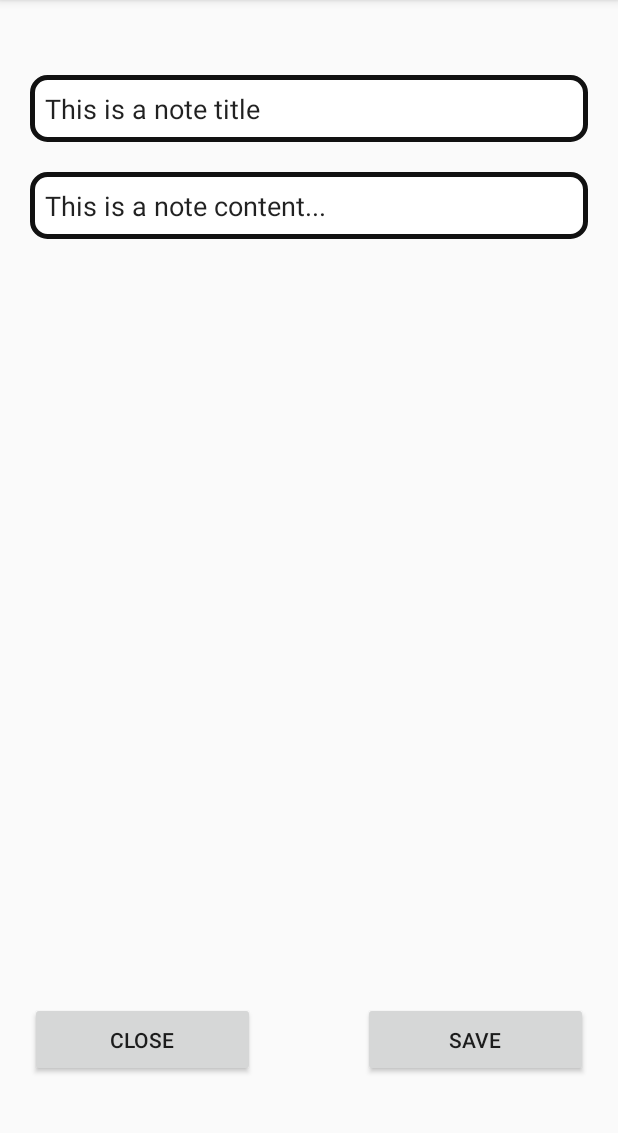
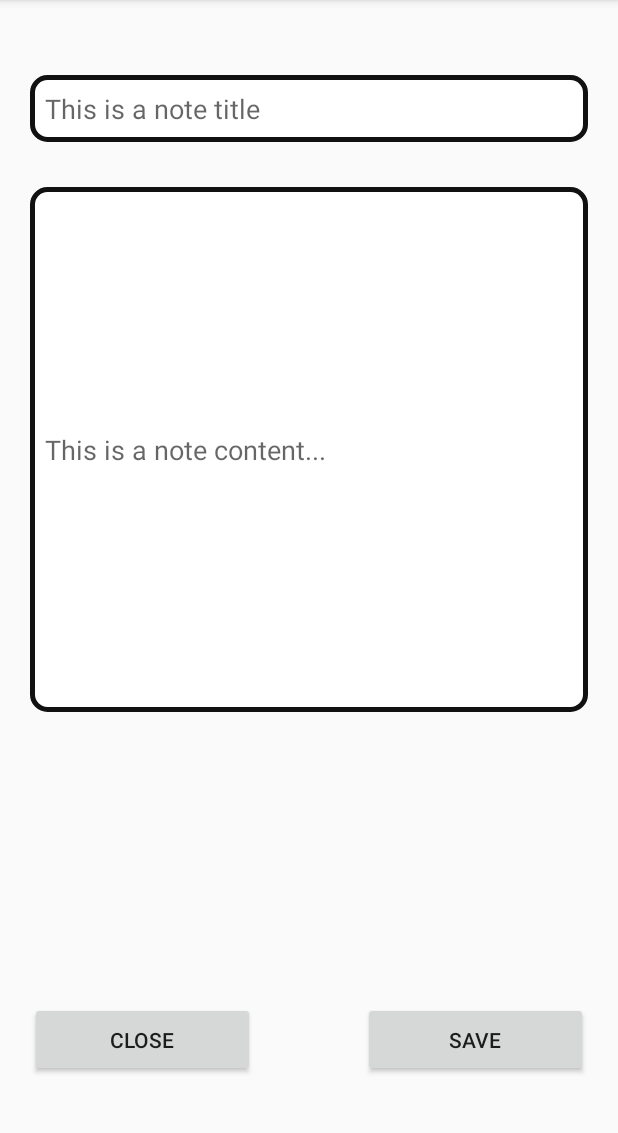
Before and after one commit to ntadicrn4419/StudentHelperRaf, an Android app built with Jetpack Compose: the fragment NoteListFragment placed in its activity, after a tap on an icon or button, on a phone screen of 412 x 824 dp, the part 84-1217 px from its top. Run offline under Robolectric (Android 15) with nearby library versions, the phone set to English and light mode, and no system bars; our stand-ins replace Room's generated code, Timber; 13 statements that could not run were skipped.

Commit message:
changed impl of NoteViewHolder (callback funs)

```diff
--- a/app/src/main/java/rs/raf/projekat2/studenthelperraf/application/StudentHelperApp.kt
+++ b/app/src/main/java/rs/raf/projekat2/studenthelperraf/application/StudentHelperApp.kt
@@ -8,7 +8,7 @@ import org.koin.androidx.fragment.koin.fragmentFactory
 import org.koin.core.context.startKoin
 import org.koin.core.logger.Level
 import rs.raf.projekat2.studenthelperraf.modules.coreModule
-import rs.raf.projekat2.studenthelperraf.modules.termModule
+import rs.raf.projekat2.studenthelperraf.modules.termsNotesModule
 import timber.log.Timber
 
 class StudentHelperApp : Application() {
@@ -29,7 +29,7 @@ class StudentHelperApp : Application() {
     private fun initKoin() {
         val modules = listOf(
             coreModule,
-            termModule
+            termsNotesModule
         )
         startKoin {
             androidLogger(Level.ERROR)
--- a/app/src/main/java/rs/raf/projekat2/studenthelperraf/modules/term_module.kt
+++ b/app/src/main/java/rs/raf/projekat2/studenthelperraf/modules/terms_notes_module.kt
@@ -10,7 +10,7 @@ import rs.raf.projekat2.studenthelperraf.data.repositories.TermRepository
 import rs.raf.projekat2.studenthelperraf.data.repositories.TermRepositoryImplementation
 import rs.raf.projekat2.studenthelperraf.presentation.viewmodel.MainViewModel
 
-val termModule = module {
+val termsNotesModule = module {
 
     viewModel { MainViewModel(termRepository = get(), noteRepository = get()) }
 
--- a/app/src/main/java/rs/raf/projekat2/studenthelperraf/presentation/contract/MainContract.kt
+++ b/app/src/main/java/rs/raf/projekat2/studenthelperraf/presentation/contract/MainContract.kt
@@ -18,11 +18,12 @@ interface MainContract {
         fun fetchAllTerms()
         fun getAllTerms()
         fun addTerm(term: Term)
-        fun getTermsBySubject(subject: String)
-        fun getTermsByGroup(group: String)
-        fun getTermsByDay(day: String)
-        fun getTermsByTeacher(teacher: String)
         fun getTermsByAllFilters(filter: MyFilter)
+
+//        fun getTermsBySubject(subject: String)
+//        fun getTermsByGroup(group: String)
+//        fun getTermsByDay(day: String)
+//        fun getTermsByTeacher(teacher: String)
 
         fun getAllNotes()
         fun getNoteById(id: Int)
--- a/app/src/main/java/rs/raf/projekat2/studenthelperraf/presentation/view/recycler/adapter/NoteAdapter.kt
+++ b/app/src/main/java/rs/raf/projekat2/studenthelperraf/presentation/view/recycler/adapter/NoteAdapter.kt
@@ -5,16 +5,18 @@ import android.view.ViewGroup
 import androidx.recyclerview.widget.ListAdapter
 import rs.raf.projekat2.studenthelperraf.data.models.Note
 import rs.raf.projekat2.studenthelperraf.databinding.LayoutItemNoteBinding
-import rs.raf.projekat2.studenthelperraf.presentation.contract.MainContract
-import rs.raf.projekat2.studenthelperraf.presentation.view.activities.MainActivity
 import rs.raf.projekat2.studenthelperraf.presentation.view.recycler.diff.NoteDiffCallback
 import rs.raf.projekat2.studenthelperraf.presentation.view.recycler.viewholder.NoteViewHolder
 
-class NoteAdapter(private val mainViewModel: MainContract.ViewModel, private val activity: MainActivity) : ListAdapter<Note, NoteViewHolder>(NoteDiffCallback())  {
+class NoteAdapter(
+    private val funDeleteListener: (noteId: Int) -> Unit,
+    private val funEditListener: (noteId: Int, noteTitle: String, noteContent: String, noteArchived: Boolean) -> Unit,
+    private val funArchiveListener: (noteId: Int, noteTitle: String, noteContent: String, noteArchived: Boolean) -> Unit
+) : ListAdapter<Note, NoteViewHolder>(NoteDiffCallback())  {
 
     override fun onCreateViewHolder(parent: ViewGroup, viewType: Int): NoteViewHolder {
         val itemBinding = LayoutItemNoteBinding.inflate(LayoutInflater.from(parent.context), parent, false)
-        return NoteViewHolder(itemBinding, this.mainViewModel, this.activity)
+        return NoteViewHolder(itemBinding, this.funDeleteListener, this.funEditListener, this.funArchiveListener)
     }
 
     override fun onBindViewHolder(holder: NoteViewHolder, position: Int) {
--- a/app/src/main/java/rs/raf/projekat2/studenthelperraf/presentation/view/recycler/viewholder/TermViewHolder.kt
+++ b/app/src/main/java/rs/raf/projekat2/studenthelperraf/presentation/view/recycler/viewholder/TermViewHolder.kt
@@ -7,9 +7,6 @@ import rs.raf.projekat2.studenthelperraf.databinding.LayoutItemTermBinding
 class TermViewHolder (private val itemBinding: LayoutItemTermBinding) : RecyclerView.ViewHolder(itemBinding.root) {
 
     fun bind(term: Term) {
-//        val str: String = term.subject + ", " + term.day + term.time + ", "  + term.classroom
-//        itemBinding.termpresenter.text = str
-//
         val str: String = term.subject + "-" + term.type
         itemBinding.subjectAndType.text = str
         itemBinding.teacher.text = term.teacher
@@ -18,7 +15,5 @@ class TermViewHolder (private val itemBinding: LayoutItemTermBinding) : Recycler
 
         itemBinding.day.text = term.day
         itemBinding.time.text = term.time
-
-
     }
 }
--- a/app/src/main/res/layout/fragment_filter.xml
+++ b/app/src/main/res/layout/fragment_filter.xml
@@ -53,7 +53,7 @@
         android:layout_width="0dp"
         android:layout_height="40dp"
         android:background="@color/light_blue"
-        android:text="@string/teacher_subject"
+        android:hint="@string/teacher_subject"
         app:layout_constraintBottom_toBottomOf="parent"
         app:layout_constraintStart_toStartOf="parent"
         app:layout_constraintEnd_toStartOf="@id/searchBtn"
--- a/app/src/main/res/layout/fragment_new_note.xml
+++ b/app/src/main/res/layout/fragment_new_note.xml
@@ -11,7 +11,7 @@
         android:id="@+id/note_title"
         android:layout_width="match_parent"
         android:layout_height="wrap_content"
-        android:text="@string/note_title_text_holder"
+        android:hint="@string/note_title_text_holder"
         android:maxLength="30"
         android:background="@drawable/layout_border"
         app:layout_constraintStart_toStartOf="parent"
@@ -26,14 +26,15 @@
         android:id="@+id/note_content"
         android:layout_width="match_parent"
         android:layout_height="wrap_content"
-        android:text="@string/note_content_text_holder"
-        android:maxLength="200"
+        android:minHeight="350dp"
+        android:hint="@string/note_content_text_holder"
+        android:maxLength="1000"
         android:background="@drawable/layout_border"
         app:layout_constraintTop_toBottomOf="@id/note_title"
         app:layout_constraintStart_toStartOf="parent"
         android:layout_marginStart="20dp"
         android:layout_marginEnd="20dp"
-        android:layout_marginTop="20dp"
+        android:layout_marginTop="30dp"
         android:layout_marginBottom="5dp"
         android:paddingVertical="10dp"
         android:paddingHorizontal="10dp"
--- a/app/src/main/res/layout/fragment_note_list.xml
+++ b/app/src/main/res/layout/fragment_note_list.xml
@@ -15,9 +15,9 @@
         app:layout_constraintTop_toTopOf="parent"
         app:layout_constraintStart_toStartOf="parent"
         app:layout_constraintEnd_toStartOf="@id/switch_btn"
-        android:text="@string/search_by_title_or_content"
-        android:layout_marginStart="5dp"
-        android:layout_marginTop="35dp"
+        android:hint="@string/search_by_title_or_content"
+
+        android:layout_marginTop="50dp"
         android:layout_marginEnd="5dp"
         android:paddingTop="5dp"
         android:paddingBottom="5dp"
--- a/app/src/main/res/values/strings.xml
+++ b/app/src/main/res/values/strings.xml
@@ -21,9 +21,61 @@
         <item>101</item>
         <item>102</item>
         <item>103</item>
-        <item>104</item>
-        <item>105</item>
-<!--        dodati sve grupe-->
+        <item>120</item>
+        <item>121</item>
+        <item>122</item>
+        <item>123</item>
+        <item>124</item>
+        <item>125</item>
+        <item>1d1</item>
+        <item>1d2</item>
+        <item>1s1</item>
+        <item>1s2</item>
+        <item>1s3</item>
+        <item>1s4</item>
+        <item>201</item>
+        <item>202</item>
+        <item>203</item>
+        <item>204</item>
+        <item>205</item>
+        <item>220</item>
+        <item>221</item>
+        <item>2d1</item>
+        <item>2d2</item>
+        <item>2s1</item>
+        <item>2s2</item>
+        <item>301</item>
+        <item>302</item>
+        <item>303</item>
+        <item>304</item>
+        <item>305</item>
+        <item>306</item>
+        <item>307</item>
+        <item>308</item>
+        <item>309</item>
+        <item>310</item>
+        <item>311</item>
+        <item>321</item>
+        <item>322</item>
+        <item>323</item>
+        <item>324</item>
+        <item>325</item>
+        <item>326</item>
+        <item>327</item>
+        <item>328</item>
+        <item>329</item>
+        <item>3d1</item>
+        <item>3d2</item>
+        <item>3d3</item>
+        <item>3s1</item>
+        <item>3s2</item>
+        <item>401</item>
+        <item>402</item>
+        <item>403</item>
+        <item>404</item>
+        <item>420</item>
+        <item>4d1</item>
+        <item>4d2</item>
     </string-array>
 
     <string-array name="day_filter_array">
```
Also changed, not shown: app/src/main/java/rs/raf/projekat2/studenthelperraf/data/datasources/local/TermDao.kt (+6 -5 lines), app/src/main/java/rs/raf/projekat2/studenthelperraf/data/models/TermResponse.kt (+0 -7 lines), app/src/main/java/rs/raf/projekat2/studenthelperraf/presentation/view/fragments/FilterFragment.kt (+0 -11 lines), app/src/main/java/rs/raf/projekat2/studenthelperraf/presentation/view/fragments/NoteListFragment.kt (+24 -4 lines), app/src/main/java/rs/raf/projekat2/studenthelperraf/presentation/view/recycler/viewholder/NoteViewHolder.kt (+12 -18 lines), app/src/main/java/rs/raf/projekat2/studenthelperraf/presentation/viewmodel/MainViewModel.kt (+73 -148 lines).
